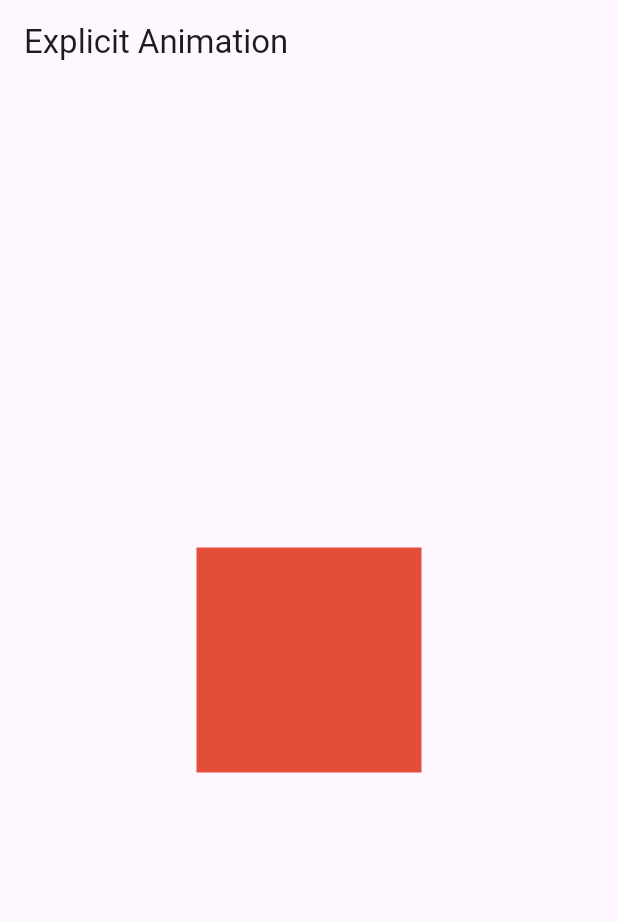
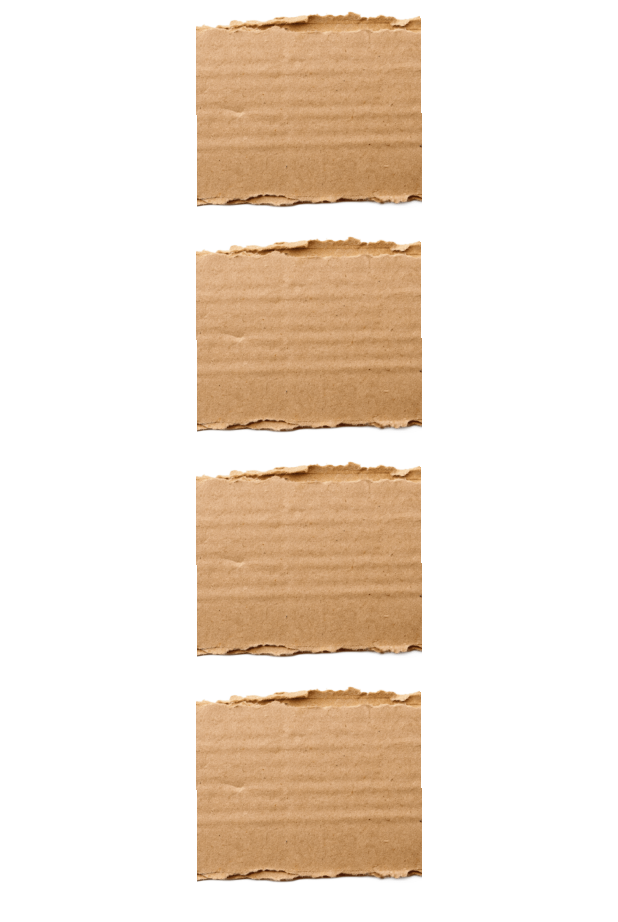
Before and after one commit to BrunoTochetto/Armario-Virtual, a Flutter app: the screen it shows after launch, on a phone screen of 412 x 824 dp. Shown: the top 922 px of the screen. Run offline on Flutter 3.47's test engine with Material 3 defaults, Android fonts, the phone set to English and light mode, and no system bars.

Commit message:
cozinhado animações

```diff
--- a/armario_virtual/lib/main.dart
+++ b/armario_virtual/lib/main.dart
@@ -4,7 +4,14 @@ import 'src/page/inicial.dart';
 
 void main() {
   runApp(MaterialApp(
-        home: ExplicitAnimationScreen()
+        home: Column(
+          children: [
+            ExplicitAnimationScreen(),
+            ExplicitAnimationScreen(),
+            ExplicitAnimationScreen(),
+            ExplicitAnimationScreen()
+          ],
+        )
       )
     ); // Função que chama o FLUTTER
 }
--- a/armario_virtual/lib/src/widgets/testes.dart
+++ b/armario_virtual/lib/src/widgets/testes.dart
@@ -1,4 +1,5 @@
 import 'package:flutter/material.dart';
+import 'dart:math';
 
 class ExplicitAnimationScreen extends StatefulWidget {
   const ExplicitAnimationScreen({super.key});
@@ -10,20 +11,17 @@ class ExplicitAnimationScreen extends StatefulWidget {
 class _ExplicitAnimationScreenState extends State<ExplicitAnimationScreen>
     with SingleTickerProviderStateMixin {
   late AnimationController _controller;
-  late Animation<Color?> _colorAnimation;
+
+  // Isso será a porcentagem que eles voam por ai, então de -100 à 100 porcento. No código ele ajusta.
+  final List<double> _offsetValues = [0.0, -30, 40.0, -40.0, 34, -40, 10, -20.0, 15, -23, 34, -100];
 
   @override
   void initState() {
     super.initState();
     _controller = AnimationController(
-      duration: const Duration(seconds: 2),
+      duration: const Duration(seconds: 3),
       vsync: this,
-    )..repeat(reverse: true);
-
-    _colorAnimation = ColorTween(
-      begin: Colors.red,
-      end: Colors.green,
-    ).animate(_controller);
+    )..repeat();
   }
 
   @override
@@ -32,22 +30,47 @@ class _ExplicitAnimationScreenState extends State<ExplicitAnimationScreen>
     super.dispose();
   }
 
+  double mapRange({
+  required double value,
+  required double inMin,
+  required double inMax,
+  required double outMin,
+  required double outMax,
+    }) {
+      return outMin + (value - inMin) * (outMax - outMin) / (inMax - inMin);
+  }
+
   @override
   Widget build(BuildContext context) {
-    return Scaffold(
-      appBar: AppBar(title: const Text('Explicit Animation')),
-      body: Center(
-        child: AnimatedBuilder(
-          animation: _controller,
-          builder: (context, child) {
-            return Container(
+    return Center(
+      child: AnimatedBuilder(
+        animation: _controller,
+        builder: (context, child) {
+          final index = (_controller.value * _offsetValues.length).floor() % _offsetValues.length;
+          final angle = _offsetValues[index];
+
+          return Transform(
+            transform: Matrix4.rotationZ(mapRange(
+              value: angle,
+              inMin: -100,
+              inMax: 100,
+              outMin: -3,
+              outMax: 3
+            ) * (pi / 180)),
+            alignment: Alignment.center,
+            child: Container(
               height: 150,
               width: 150,
-              color: _colorAnimation.value,
-            );
-          },
-        ),
-      ),
+              decoration: BoxDecoration(
+                image: DecorationImage(
+                  image: const AssetImage("assets/images/papelao.png"),
+                  fit: BoxFit.cover,
+                ),
+              ),
+            ),
+          );
+        },
+      )
     );
   }
 }
--- a/armario_virtual/pubspec.yaml
+++ b/armario_virtual/pubspec.yaml
@@ -58,8 +58,8 @@ flutter:
   uses-material-design: true
 
   # To add assets to your application, add an assets section, like this:
-  # assets:
-  #   - images/a_dot_burr.jpeg
+  assets:
+    - assets/images/papelao.png
   #   - images/a_dot_ham.jpeg
 
   # An image asset can refer to one or more resolution-specific "variants", see
```
Also changed, not shown: armario_virtual/assets/images/papelao.png (added).
